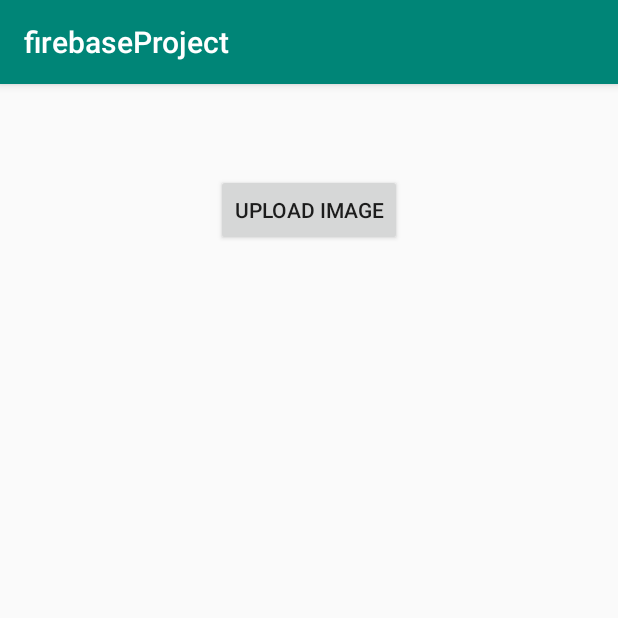
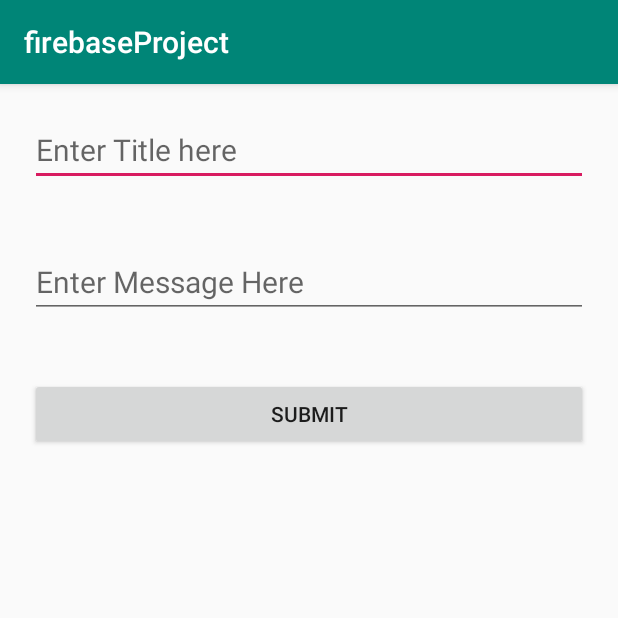
Before and after one commit to nipun1999/FirebaseStorage, an Android app: the screen it shows after launch (imageActivity before the commit, detailsActivity after it), on a phone screen of 412 x 824 dp, the top half of it. Run offline under Robolectric (Android 15) with nearby library versions, the phone set to English and light mode, and no system bars; libraries missing offline, so code that uses them is left out: io.realm; 4 statements that could not run were skipped.

```diff
--- a/app/build.gradle
+++ b/app/build.gradle
@@ -1,6 +1,6 @@
 apply plugin: 'com.android.application'
 apply plugin: 'com.google.gms.google-services'
-
+apply plugin: 'realm-android'
 android {
     compileSdkVersion 28
     defaultConfig {
--- /dev/null
+++ b/app/src/main/java/com/itparkbynipun/firebaseproject/detailsActivity.java
@@ -0,0 +1,56 @@
+package com.itparkbynipun.firebaseproject;
+
+import android.content.Intent;
+import android.support.v7.app.AppCompatActivity;
+import android.os.Bundle;
+import android.view.View;
+import android.widget.Button;
+import android.widget.EditText;
+import android.widget.Toast;
+
+import io.realm.Realm;
+import io.realm.RealmConfiguration;
+
+public class detailsActivity extends AppCompatActivity {
+
+    private Button submit;
+    private EditText title,desc;
+    private Realm mrealm;
+
+
+
+    @Override
+    protected void onCreate(Bundle savedInstanceState) {
+        super.onCreate(savedInstanceState);
+        setContentView(R.layout.activity_details);
+
+        title = findViewById(R.id.titleTxt);
+        desc = findViewById(R.id.messageTxt);
+        submit = findViewById(R.id.submitBtn);
+        Realm.init(this);
+        RealmConfiguration realmConfiguration = new RealmConfiguration.Builder().name("details.realm").schemaVersion(0).build();
+        Realm.setDefaultConfiguration(realmConfiguration);
+
+        mrealm = Realm.getInstance(realmConfiguration);
+        submit.setOnClickListener(new View.OnClickListener() {
+            @Override
+            public void onClick(View v) {
+                mrealm.beginTransaction();
+                details detail = mrealm.createObject(details.class);
+                detail.setTitle(title.getText().toString());
+                detail.setMessage(desc.getText().toString());
+                mrealm.commitTransaction();
+                Toast.makeText(detailsActivity.this, "Successfully added", Toast.LENGTH_SHORT).show();
+                Intent intent = new Intent(detailsActivity.this,viewDetails.class);
+                startActivity(intent);
+            }
+        });
+    }
+
+    @Override
+    public void onDestroy() {
+        super.onDestroy();
+//        mrealm.close();
+    }
+
+}
--- /dev/null
+++ b/app/src/main/res/layout/activity_details.xml
@@ -0,0 +1,36 @@
+<?xml version="1.0" encoding="utf-8"?>
+<LinearLayout xmlns:android="http://schemas.android.com/apk/res/android"
+    xmlns:app="http://schemas.android.com/apk/res-auto"
+    xmlns:tools="http://schemas.android.com/tools"
+    android:layout_width="match_parent"
+    android:layout_height="match_parent"
+    android:orientation="vertical"
+    tools:context=".detailsActivity">
+
+    <EditText
+        android:layout_width="match_parent"
+        android:layout_height="wrap_content"
+        android:layout_margin="20dp"
+        android:id="@+id/titleTxt"
+        android:hint="Enter Title here"
+        android:textSize="20sp"/>
+
+    <EditText
+        android:layout_marginTop="10dp"
+        android:layout_width="match_parent"
+        android:layout_height="wrap_content"
+        android:layout_margin="20dp"
+        android:hint="Enter Message Here"
+        android:id="@+id/messageTxt"
+        android:textSize="20sp"/>
+
+    <Button
+        android:layout_width="match_parent"
+        android:layout_height="wrap_content"
+        android:layout_margin="20dp"
+        android:text="Submit"
+        android:id="@+id/submitBtn"/>
+
+
+
+</LinearLayout>
```
Also changed, not shown: app/src/main/AndroidManifest.xml (+6 -3 lines), app/src/main/java/com/itparkbynipun/firebaseproject/MainActivity.java (+17 -17 lines), app/src/main/java/com/itparkbynipun/firebaseproject/details.java (added, +29 -0 lines), app/src/main/java/com/itparkbynipun/firebaseproject/viewDetails.java (added, +53 -0 lines), app/src/main/res/layout/activity_view_details.xml (added, +31 -0 lines).
